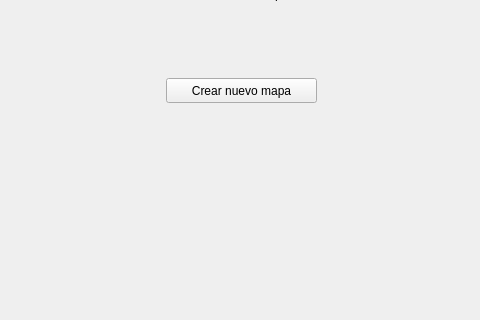
This is Editor/TPWorms/mainwindow.ui in fedefunes96/worms as Qt 5 draws it before an edit; both pictures show x 144 to 624 and y 98 to 418 of the 845 by 540 pixel window. The edited form follows.
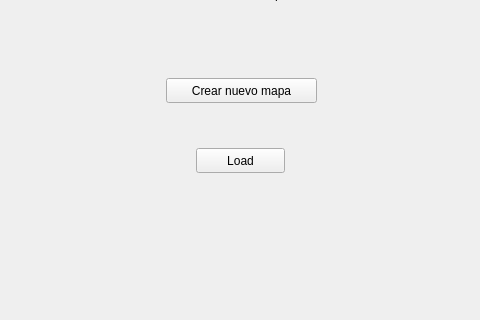
This is the edited form.

```diff
--- a/Editor/TPWorms/mainwindow.ui
+++ b/Editor/TPWorms/mainwindow.ui
@@ -40,6 +40,19 @@
      <string>Crear nuevo mapa</string>
     </property>
    </widget>
+   <widget class="QPushButton" name="load">
+    <property name="geometry">
+     <rect>
+      <x>340</x>
+      <y>210</y>
+      <width>89</width>
+      <height>25</height>
+     </rect>
+    </property>
+    <property name="text">
+     <string>Load</string>
+    </property>
+   </widget>
   </widget>
   <widget class="QMenuBar" name="menuBar">
    <property name="geometry">
```
